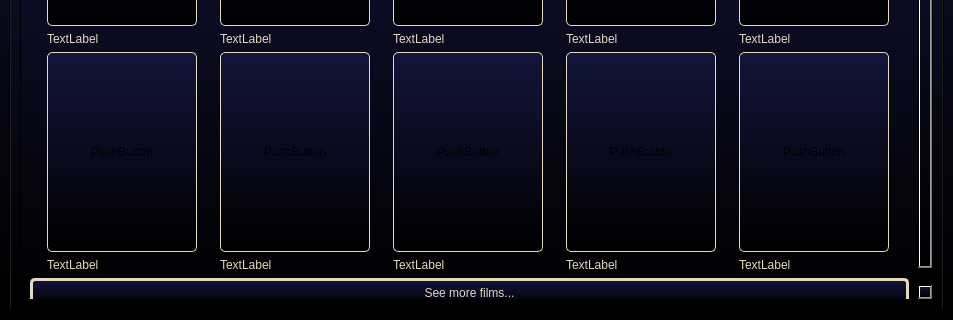
Qt form src/qt/pagemain.ui (Dushnilas/recsys_project) before a commit; both pictures show x 0 to 953 and y 368 to 688 of the 953 by 688 pixel window.
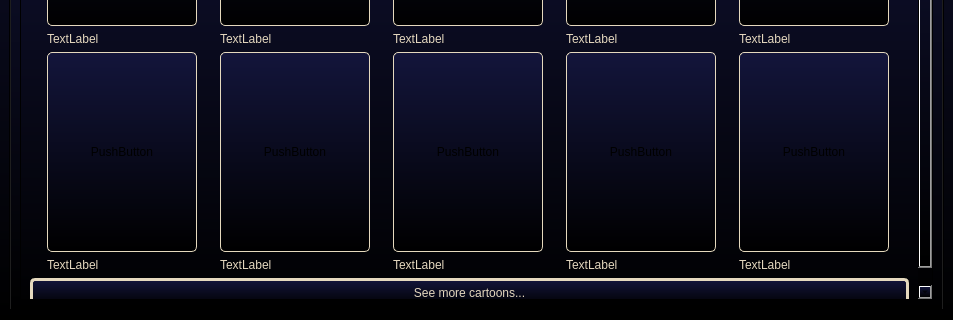
The same form after that commit. The open tabs and pages were chosen to show the change. Icons and pictures are not drawn.

Patch:
```diff
--- a/src/qt/pagemain.ui
+++ b/src/qt/pagemain.ui
@@ -1106,7 +1106,7 @@
            <property name="geometry">
             <rect>
              <x>0</x>
-             <y>0</y>
+             <y>-72</y>
              <width>881</width>
              <height>568</height>
             </rect>
@@ -1505,7 +1505,7 @@
 padding: 5px;</string>
                 </property>
                 <property name="text">
-                 <string>See more films...</string>
+                 <string>See more cartoons...</string>
                 </property>
                </widget>
               </item>
```
Left out of the diff: 6 changed lines with no effect on the pictures.
